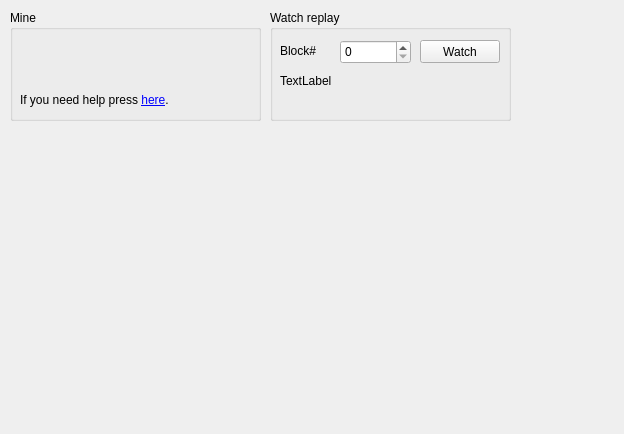
motocoin-dev/motocoin, file src/qt/forms/motogamepage.ui: the form before one commit.
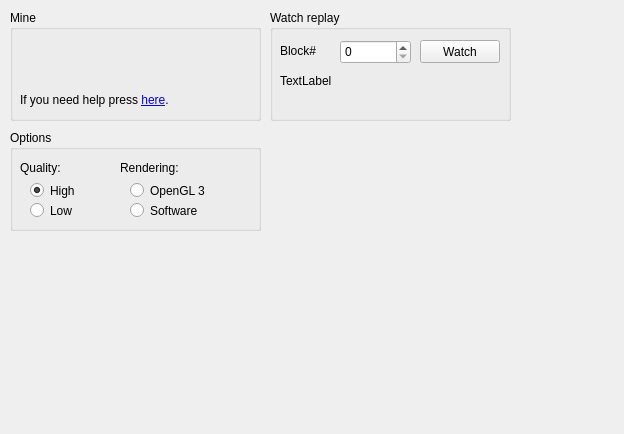
The form after the commit. Icons and pictures are not drawn.

Commit message: Add software rendering for Windows + optimize rendering a little

Patch:
```diff
--- a/src/qt/forms/motogamepage.ui
+++ b/src/qt/forms/motogamepage.ui
@@ -144,6 +144,103 @@
     </property>
    </widget>
   </widget>
+  <widget class="QGroupBox" name="groupBox_3">
+   <property name="geometry">
+    <rect>
+     <x>10</x>
+     <y>130</y>
+     <width>251</width>
+     <height>101</height>
+    </rect>
+   </property>
+   <property name="title">
+    <string>Options</string>
+   </property>
+   <widget class="QRadioButton" name="radioLowQ">
+    <property name="geometry">
+     <rect>
+      <x>20</x>
+      <y>70</y>
+      <width>99</width>
+      <height>21</height>
+     </rect>
+    </property>
+    <property name="text">
+     <string>Low</string>
+    </property>
+   </widget>
+   <widget class="QLabel" name="label_2">
+    <property name="geometry">
+     <rect>
+      <x>10</x>
+      <y>30</y>
+      <width>57</width>
+      <height>15</height>
+     </rect>
+    </property>
+    <property name="text">
+     <string>Quality:</string>
+    </property>
+   </widget>
+   <widget class="QRadioButton" name="radioHighQ">
+    <property name="geometry">
+     <rect>
+      <x>20</x>
+      <y>50</y>
+      <width>99</width>
+      <height>21</height>
+     </rect>
+    </property>
+    <property name="text">
+     <string>High</string>
+    </property>
+    <property name="checked">
+     <bool>true</bool>
+    </property>
+   </widget>
+   <widget class="QLabel" name="label_3">
+    <property name="geometry">
+     <rect>
+      <x>110</x>
+      <y>30</y>
+      <width>101</width>
+      <height>16</height>
+     </rect>
+    </property>
+    <property name="text">
+     <string>Rendering:</string>
+    </property>
+   </widget>
+   <widget class="QRadioButton" name="radioOGL3">
+    <property name="geometry">
+     <rect>
+      <x>120</x>
+      <y>50</y>
+      <width>99</width>
+      <height>21</height>
+     </rect>
+    </property>
+    <property name="text">
+     <string>OpenGL 3</string>
+    </property>
+    <property name="checked">
+     <bool>false</bool>
+    </property>
+   </widget>
+   <widget class="QRadioButton" name="radioSoft">
+    <property name="geometry">
+     <rect>
+      <x>120</x>
+      <y>70</y>
+      <width>99</width>
+      <height>21</height>
+     </rect>
+    </property>
+    <property name="text">
+     <string>Software</string>
+    </property>
+   </widget>
+  </widget>
  </widget>
  <resources/>
  <connections/>
```
The commit also changes 5 other files.
